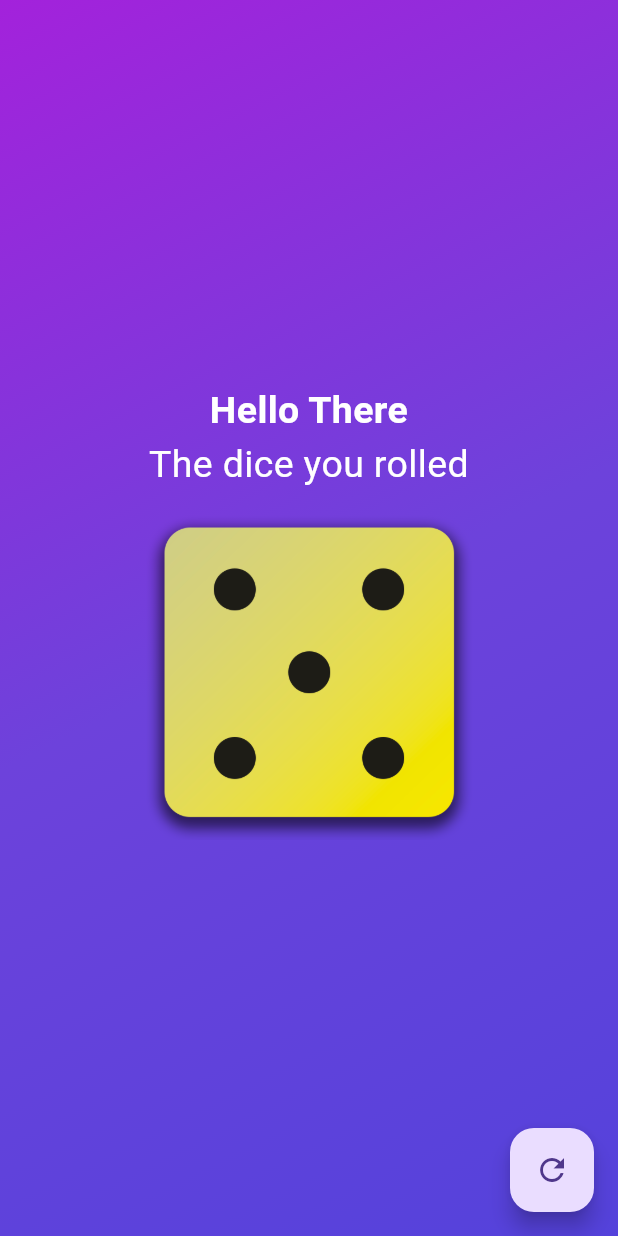
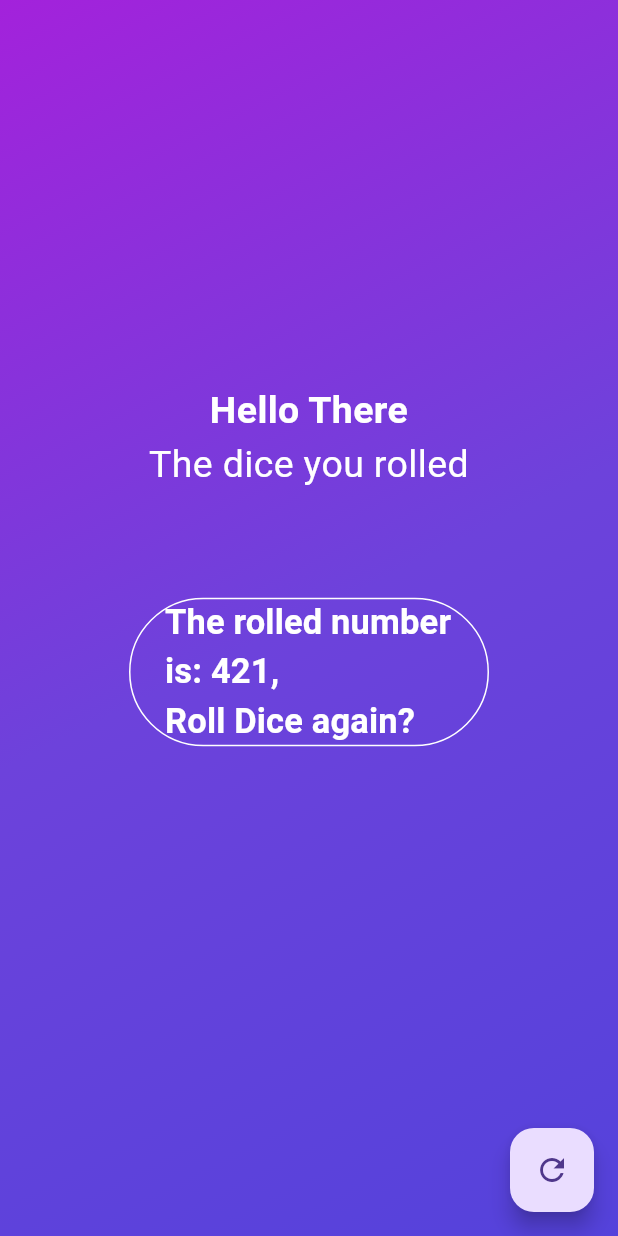
Before and after one commit to MohamedAshrafz/roll_dice, a Flutter app: the screen it shows after launch, after a tap on "Roll Dice", on a phone screen of 412 x 824 dp. Run offline on Flutter 3.47's test engine with Material 2 defaults, Android fonts, the phone set to English and light mode, and no system bars.

```diff
--- a/lib/dice_icon_button.dart
+++ b/lib/dice_icon_button.dart
@@ -17,11 +17,21 @@ class DiceIconButton extends StatelessWidget {
     Widget childIcon;
 
     if (isDiceRolled) {
-      childIcon = IconButton(
-        tooltip: isDiceRolled ? "Dice rolled in this try" : "Roll dice",
-        onPressed: rollDiceFunction,
-        icon: Image.asset(
-          "assets/images/dice-$rolledNumber.png",
+      childIcon = Center(
+        child: OutlinedButton(
+          style: OutlinedButton.styleFrom(
+            side: const BorderSide(color: Colors.white),
+          ),
+          onPressed: rollDiceFunction,
+          child: Text(
+            "The rolled number is: $rolledNumber,\n"
+            "Roll Dice again?",
+            style: const TextStyle(
+              color: Colors.white,
+              fontSize: 23.0,
+              fontWeight: FontWeight.bold,
+            ),
+          ),
         ),
       );
     } else {
--- a/lib/home_page.dart
+++ b/lib/home_page.dart
@@ -33,7 +33,7 @@ class _HomePageState extends State<HomeScreenWidget> {
 
   void _rollDice() {
     setState(() {
-      _diceRolledNumber = 1 + Random().nextInt(6);
+      _diceRolledNumber = 1 + Random().nextInt(1000);
     });
   }
 
```
